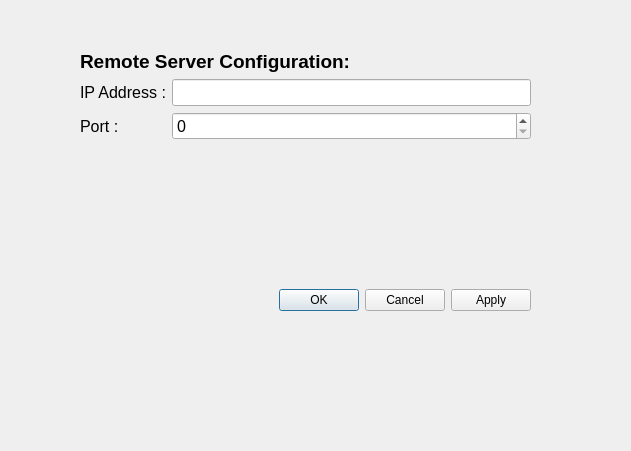
Above: teleinfomonitor/ui/design/settings_dialog.ui from jlesauce/TeleInfoMonitor before the change. Below: the same form after it.
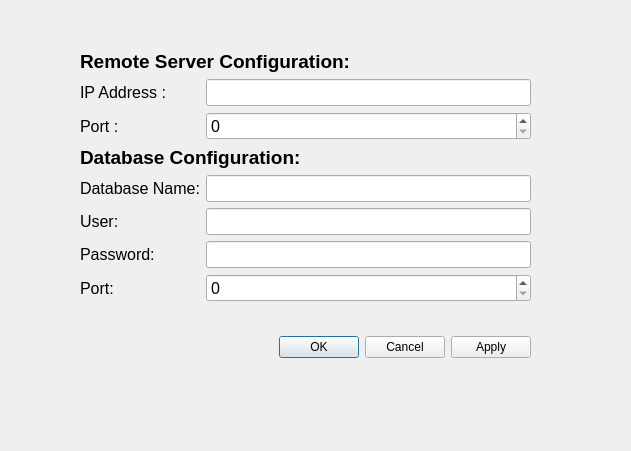
That is the form after the change.

Commit message:
Add database access from power usage tab
It's now possible to connect to the database and to retrieve all the data day by day by using the calendar widget.
The settings panel is now updating properly the model.

```diff
--- a/teleinfomonitor/ui/design/settings_dialog.ui
+++ b/teleinfomonitor/ui/design/settings_dialog.ui
@@ -31,27 +31,12 @@
      <x>80</x>
      <y>50</y>
      <width>451</width>
-     <height>301</height>
+     <height>308</height>
     </rect>
    </property>
    <layout class="QGridLayout" name="gridLayout">
-    <item row="2" column="1">
-     <widget class="QSpinBox" name="port_spinner">
-      <property name="font">
-       <font>
-        <pointsize>12</pointsize>
-       </font>
-      </property>
-      <property name="maximum">
-       <number>99999</number>
-      </property>
-      <property name="value">
-       <number>0</number>
-      </property>
-     </widget>
-    </item>
-    <item row="1" column="1">
-     <widget class="QLineEdit" name="ip_address_text_editor">
+    <item row="4" column="1">
+     <widget class="QLineEdit" name="database_name_text_editor">
       <property name="font">
        <font>
         <pointsize>12</pointsize>
@@ -71,21 +56,24 @@
       </property>
      </widget>
     </item>
-    <item row="1" column="0">
-     <widget class="QLabel" name="ip_address_label">
-      <property name="font">
-       <font>
-        <pointsize>12</pointsize>
-        <bold>false</bold>
-       </font>
+    <item row="9" column="0" colspan="2">
+     <widget class="QDialogButtonBox" name="ok_cancel_button_box">
+      <property name="sizePolicy">
+       <sizepolicy hsizetype="Preferred" vsizetype="Expanding">
+        <horstretch>0</horstretch>
+        <verstretch>0</verstretch>
+       </sizepolicy>
       </property>
-      <property name="text">
-       <string>IP Address :</string>
+      <property name="orientation">
+       <enum>Qt::Horizontal</enum>
+      </property>
+      <property name="standardButtons">
+       <set>QDialogButtonBox::Apply|QDialogButtonBox::Cancel|QDialogButtonBox::Ok</set>
       </property>
      </widget>
     </item>
-    <item row="3" column="0" colspan="2">
-     <spacer name="verticalSpacer">
+    <item row="8" column="0" colspan="2">
+     <spacer name="spacer">
       <property name="orientation">
        <enum>Qt::Vertical</enum>
       </property>
@@ -97,6 +85,41 @@
       </property>
      </spacer>
     </item>
+    <item row="1" column="1">
+     <widget class="QLineEdit" name="server_ip_address_text_editor">
+      <property name="font">
+       <font>
+        <pointsize>12</pointsize>
+       </font>
+      </property>
+     </widget>
+    </item>
+    <item row="1" column="0">
+     <widget class="QLabel" name="server_ip_address_label">
+      <property name="font">
+       <font>
+        <pointsize>12</pointsize>
+        <bold>false</bold>
+       </font>
+      </property>
+      <property name="text">
+       <string>IP Address :</string>
+      </property>
+     </widget>
+    </item>
+    <item row="3" column="0" colspan="2">
+     <widget class="QLabel" name="database_config_title_label">
+      <property name="font">
+       <font>
+        <pointsize>14</pointsize>
+        <bold>true</bold>
+       </font>
+      </property>
+      <property name="text">
+       <string>Database Configuration:</string>
+      </property>
+     </widget>
+    </item>
     <item row="0" column="0" colspan="2">
      <widget class="QLabel" name="server_config_title_label">
       <property name="sizePolicy">
@@ -119,19 +142,96 @@
       </property>
      </widget>
     </item>
-    <item row="4" column="0" colspan="2">
-     <widget class="QDialogButtonBox" name="ok_cancel_button_box">
-      <property name="sizePolicy">
-       <sizepolicy hsizetype="Preferred" vsizetype="Expanding">
-        <horstretch>0</horstretch>
-        <verstretch>0</verstretch>
-       </sizepolicy>
+    <item row="4" column="0">
+     <widget class="QLabel" name="database_name_label">
+      <property name="font">
+       <font>
+        <pointsize>12</pointsize>
+       </font>
       </property>
-      <property name="orientation">
-       <enum>Qt::Horizontal</enum>
+      <property name="text">
+       <string>Database Name:</string>
       </property>
-      <property name="standardButtons">
-       <set>QDialogButtonBox::Apply|QDialogButtonBox::Cancel|QDialogButtonBox::Ok</set>
+     </widget>
+    </item>
+    <item row="6" column="0">
+     <widget class="QLabel" name="database_password_label">
+      <property name="font">
+       <font>
+        <pointsize>12</pointsize>
+       </font>
+      </property>
+      <property name="text">
+       <string>Password:</string>
+      </property>
+     </widget>
+    </item>
+    <item row="6" column="1">
+     <widget class="QLineEdit" name="database_password_text_editor">
+      <property name="font">
+       <font>
+        <pointsize>12</pointsize>
+       </font>
+      </property>
+     </widget>
+    </item>
+    <item row="5" column="1">
+     <widget class="QLineEdit" name="database_user_text_editor">
+      <property name="font">
+       <font>
+        <pointsize>12</pointsize>
+       </font>
+      </property>
+     </widget>
+    </item>
+    <item row="2" column="1">
+     <widget class="QSpinBox" name="server_port_spinner">
+      <property name="font">
+       <font>
+        <pointsize>12</pointsize>
+       </font>
+      </property>
+      <property name="maximum">
+       <number>99999</number>
+      </property>
+      <property name="value">
+       <number>0</number>
+      </property>
+     </widget>
+    </item>
+    <item row="5" column="0">
+     <widget class="QLabel" name="database_user_label">
+      <property name="font">
+       <font>
+        <pointsize>12</pointsize>
+       </font>
+      </property>
+      <property name="text">
+       <string>User:</string>
+      </property>
+     </widget>
+    </item>
+    <item row="7" column="0">
+     <widget class="QLabel" name="database_port_label">
+      <property name="font">
+       <font>
+        <pointsize>12</pointsize>
+       </font>
+      </property>
+      <property name="text">
+       <string>Port:</string>
+      </property>
+     </widget>
+    </item>
+    <item row="7" column="1">
+     <widget class="QSpinBox" name="database_port_spinner">
+      <property name="font">
+       <font>
+        <pointsize>12</pointsize>
+       </font>
+      </property>
+      <property name="maximum">
+       <number>99999</number>
       </property>
      </widget>
     </item>
```
Left out of the diff: 2 changed lines with no effect on the pictures. The commit also changes 17 other files.
